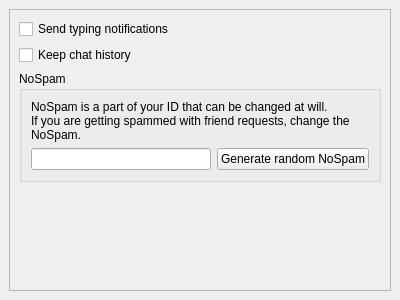
Old version of the form src/widget/form/settings/privacysettings.ui in the repository qTox/qTox.
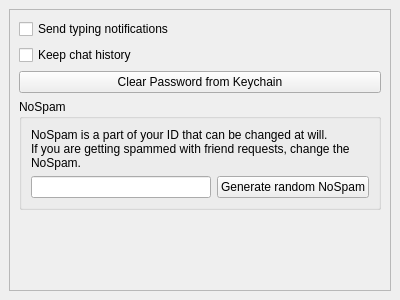
New version of the form. Custom widgets are drawn as their Qt base class.

Commit message: feat(widget): add support for QtKeychain to store/retrieve passwords

What changed in the file:
```diff
--- a/src/widget/form/settings/privacysettings.ui
+++ b/src/widget/form/settings/privacysettings.ui
@@ -62,6 +62,16 @@
          </property>
         </widget>
        </item>
+       <item>
+        <widget class="QPushButton" name="pbClearKeychain">
+         <property name="toolTip">
+          <string>Clear this profile's password from the keychain password storage</string>
+         </property>
+         <property name="text">
+          <string>Clear Password from Keychain</string>
+         </property>
+        </widget>
+       </item>
        <item alignment="Qt::AlignTop">
         <widget class="QGroupBox" name="nospamGroup">
          <property name="toolTip">
```
The commit also changes 16 other files.
